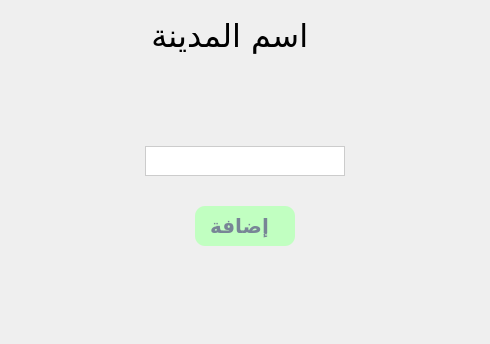
Above: addcity.ui from Roqaya-muhmd/Mini_Wasalny before the change. Below: the same form after it.
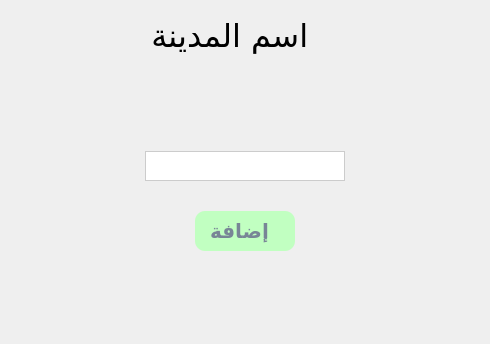
That is the form after the change. Icons and pictures are not drawn.

The edit to the form file:
```diff
--- a/addcity.ui
+++ b/addcity.ui
@@ -81,13 +81,16 @@
        </property>
        <property name="maximumSize">
         <size>
-         <width>120</width>
-         <height>25</height>
+         <width>200</width>
+         <height>30</height>
         </size>
        </property>
        <property name="text">
         <string/>
        </property>
+       <property name="alignment">
+        <set>Qt::AlignmentFlag::AlignCenter</set>
+       </property>
       </widget>
      </item>
      <item alignment="Qt::AlignmentFlag::AlignHCenter">
@@ -651,7 +654,10 @@
         </size>
        </property>
        <property name="checkable">
-        <bool>true</bool>
+        <bool>false</bool>
+       </property>
+       <property name="checked">
+        <bool>false</bool>
        </property>
        <property name="autoExclusive">
         <bool>true</bool>
```
Left out of the diff: 2 changed lines with no effect on the pictures.
